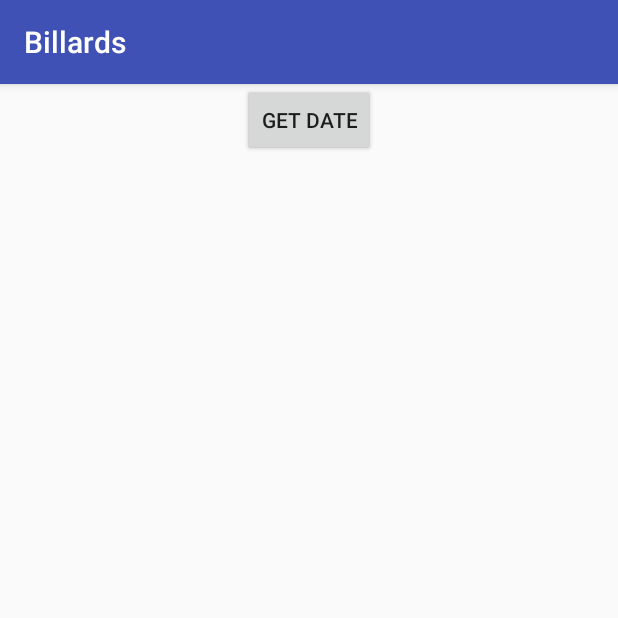
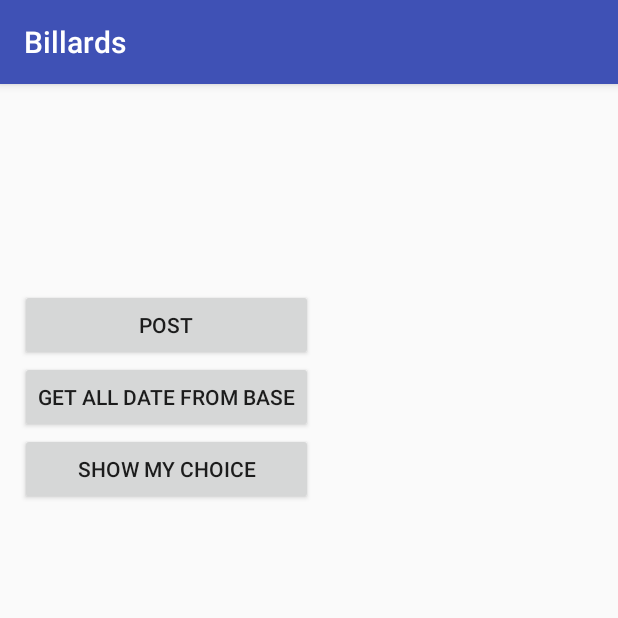
Before and after one commit to szymonfiedler/BillApp, an Android app: the EndActivity screen opened directly, with no data from a screen before it, on a phone screen of 412 x 824 dp, the top half of it. Run offline under Robolectric (Android 15) with nearby library versions, the phone set to English and light mode, and no system bars.

Commit message:
Edit of EndActivity-added GET and showing choice buttons

```diff
--- a/app/src/main/java/com/example/sara/billards/HoursActivity.java
+++ b/app/src/main/java/com/example/sara/billards/HoursActivity.java
@@ -271,7 +271,7 @@ Context context;
 
         DefaultBookedTablesRepository.getInstance().getBookedTablesAtDate( //wyswietlenie wszystkich zajetych godzin po wybraniu konkretnego stolu i daty
                 date,
-                tableId, //TODO put table id here (pobierz idTable z poczatkowej activity.wyslij PUT dopiero w endActivity na samym koncu)
+                tableId,
                 bookedTables -> {
                     Log.i(TAG, " Booked tables at date " + date + ": " + bookedTables);
                     List<BookedTable> bookedTablesSortedByStartHour = new ArrayList<>(bookedTables);
--- a/app/src/main/java/com/example/sara/billards/booktable/EndActivity.java
+++ b/app/src/main/java/com/example/sara/billards/booktable/EndActivity.java
@@ -4,15 +4,26 @@ import android.content.Intent;
 import android.support.v7.app.AppCompatActivity;
 import android.os.Bundle;
 import android.util.Log;
+import android.view.View;
+import android.widget.Button;
+import android.widget.TextView;
+import android.widget.Toast;
 
 import com.example.sara.billards.R;
 
 public class EndActivity extends AppCompatActivity {
+    Button buttonPUT,buttonGET, buttonShowMyChoice;
+    TextView textView;
     private static final String TAG = "EndActivity";
     @Override
     protected void onCreate(Bundle savedInstanceState) {
         super.onCreate(savedInstanceState);
         setContentView(R.layout.activity_end);
+
+        buttonGET=(Button)findViewById(R.id.buttonGET);
+        buttonPUT=(Button)findViewById(R.id.buttonPUT);
+        buttonShowMyChoice=(Button)findViewById(R.id.buttonShowMyChoice);
+        textView=(TextView)findViewById(R.id.textView);
 
         Intent intent =getIntent(); //intent from HoursActivity
         String date= intent.getStringExtra("DATE");
@@ -29,9 +40,31 @@ public class EndActivity extends AppCompatActivity {
         Log.e(TAG, "endHour " +endHour);
 
 
+        buttonGET.setOnClickListener(new View.OnClickListener() {
+            @Override
+            public void onClick(View v) {
+                DefaultBookedTablesRepository.getInstance().getBookedTables(
+                        bookedTables -> {
+                            Toast.makeText(getApplicationContext(), "all date from base ", Toast.LENGTH_SHORT).show();
+                            textView.setText(bookedTables.toString());
+                        },
+                        error -> {
+                        });
+            }
+        });
+        buttonShowMyChoice.setOnClickListener(new View.OnClickListener() {
+            @Override
+            public void onClick(View v) {
+                textView.setText("tableId: "+tableId+" ,date: "+date+" hourFrom: "+startHour+" ,hourTo: "+endHour);
+            }
+        });
 
+        buttonPUT.setOnClickListener(new View.OnClickListener() {
+            @Override
+            public void onClick(View v) {
 
-
+            }
+        });
 
 
     }
--- a/app/src/main/res/layout/activity_end.xml
+++ b/app/src/main/res/layout/activity_end.xml
@@ -5,21 +5,69 @@
     android:layout_width="match_parent"
     android:layout_height="match_parent"
     tools:context="com.example.sara.billards.booktable.EndActivity">
+
+    <TableLayout
+        android:layout_width="358dp"
+        android:layout_height="484dp"
+        android:layout_marginLeft="13dp"
+        app:layout_constraintBottom_toBottomOf="parent"
+        app:layout_constraintLeft_toLeftOf="parent"
+        app:layout_constraintTop_toTopOf="parent"
+        app:layout_constraintVertical_bias="0.481"
+        android:layout_marginStart="13dp">
+
+    <TableRow
+        android:layout_width="0dp"
+        android:layout_height="495dp"
+        tools:layout_editor_absoluteY="8dp"
+        tools:layout_editor_absoluteX="8dp">
+
+
     <Button
-        android:id="@+id/buttonPOST"
+        android:id="@+id/buttonPUT"
         android:layout_width="wrap_content"
         android:layout_height="wrap_content"
         android:text="POST"
-        tools:layout_editor_absoluteY="50dp"
+        tools:layout_editor_absoluteY="182dp"
         app:layout_constraintLeft_toLeftOf="parent"
-        app:layout_constraintRight_toRightOf="parent" />
-
+        app:layout_constraintRight_toRightOf="parent"
+        app:layout_constraintHorizontal_bias="0.445" />
+</TableRow>
+    <TableRow>
     <Button
         android:id="@+id/buttonGET"
         android:layout_width="wrap_content"
         android:layout_height="wrap_content"
-        android:text="GET DATE"
-        tools:layout_editor_absoluteY="198dp"
+        android:text="GET all date from base"
+        app:layout_constraintBottom_toBottomOf="parent"
+        app:layout_constraintHorizontal_bias="0.448"
         app:layout_constraintLeft_toLeftOf="parent"
-        app:layout_constraintRight_toRightOf="parent" />
+        app:layout_constraintRight_toRightOf="parent"
+        app:layout_constraintTop_toTopOf="parent"
+        app:layout_constraintVertical_bias="0.034" />
+    </TableRow>
+
+    <TableRow>
+    <Button
+        android:id="@+id/buttonShowMyChoice"
+        android:layout_width="wrap_content"
+        android:layout_height="wrap_content"
+        android:text="show my choice"
+        tools:layout_editor_absoluteY="94dp"
+        app:layout_constraintLeft_toLeftOf="parent"
+        app:layout_constraintRight_toRightOf="parent"
+        app:layout_constraintHorizontal_bias="0.45" />
+    </TableRow>
+    <ScrollView
+        android:layout_width="0dp"
+        android:layout_height="495dp"
+        tools:layout_editor_absoluteX="8dp"
+        tools:layout_editor_absoluteY="8dp">
+    <TextView
+        android:id="@+id/textView"
+        android:layout_width="wrap_content"
+        android:layout_height="wrap_content"
+        android:text="" />
+    </ScrollView>
+    </TableLayout>
 </android.support.constraint.ConstraintLayout>
```
